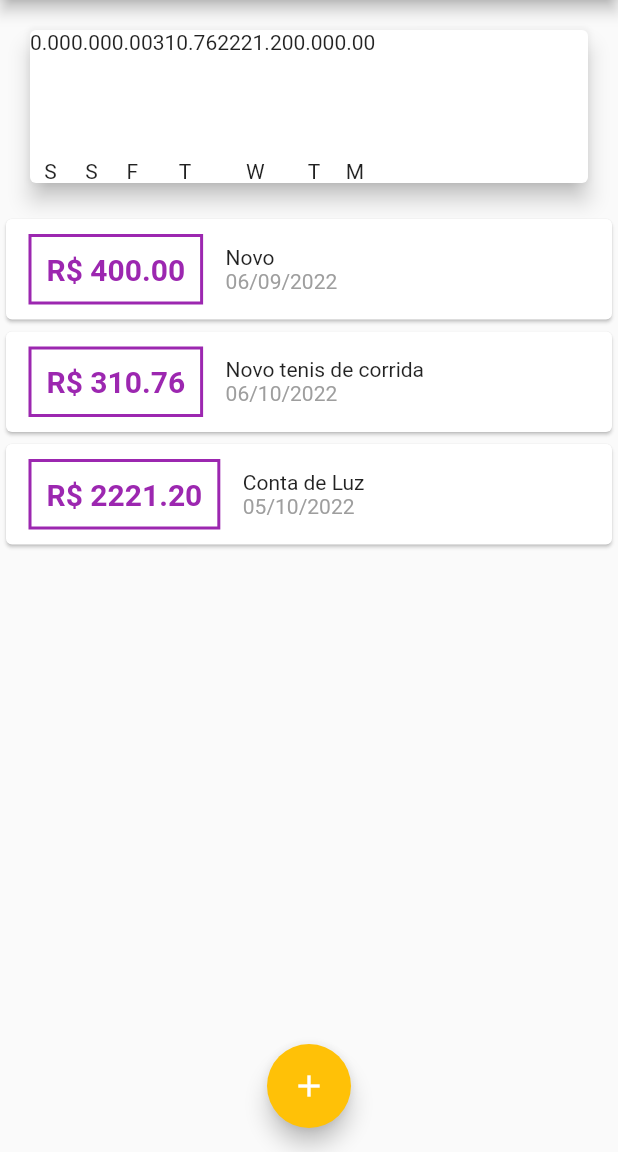
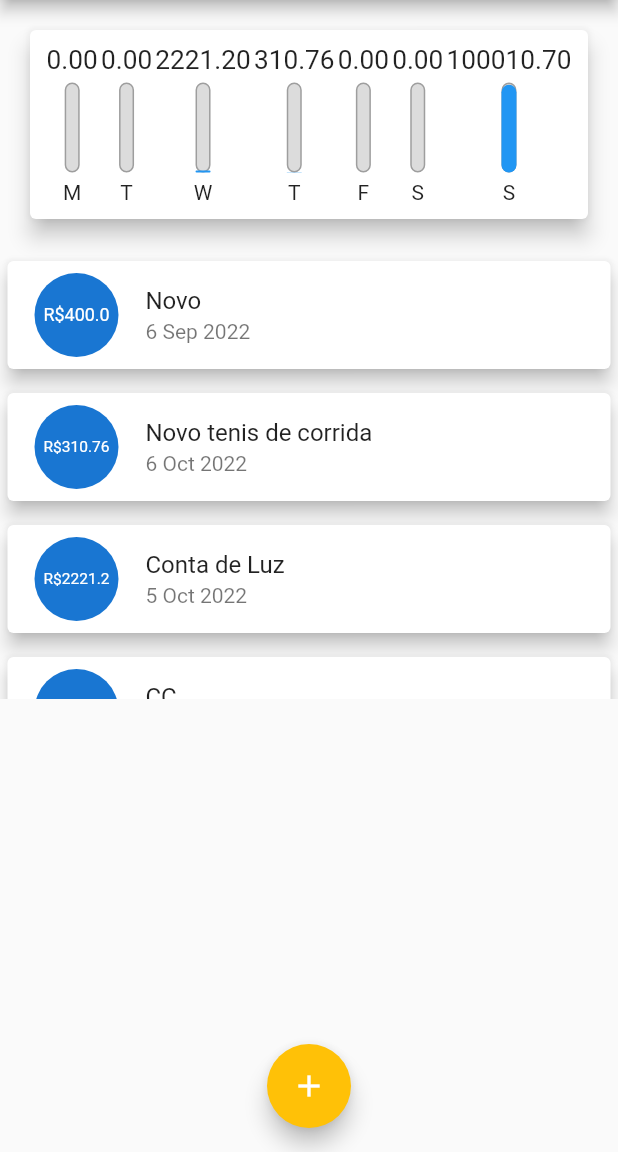
Before and after one commit to 0mvknx/expenes, a Flutter app: the screen it shows after launch, on a phone screen of 412 x 824 dp, the part 84-1236 px from its top. Run offline on Flutter 3.47's test engine with Material 2 defaults, Android fonts, the phone set to English and light mode, and no system bars.

Commit message:
implementando tela

```diff
--- a/lib/components/chart.dart
+++ b/lib/components/chart.dart
@@ -27,6 +27,12 @@ class Chart extends StatelessWidget {
         'day': DateFormat.E().format(weekDay)[0],
         'value': totalSum,
       };
+    }).reversed.toList();
+  }
+
+  double get _weekTotalValue {
+    return groupedTransaction.fold(0.0, (sum, tr) {
+      return sum + (tr['value'] as double);
     });
   }
 
@@ -35,13 +41,20 @@ class Chart extends StatelessWidget {
     return Card(
       elevation: 6,
       margin: EdgeInsets.all(20),
+      child: Flexible(
+        fit: FlexFit.tight,
+        child: Padding(
+          padding: EdgeInsets.all(10),
           child: Row(
+            mainAxisAlignment: MainAxisAlignment.spaceAround,
             children: groupedTransaction.map((tr) {
               return ChartBar(
                   label: tr['day'].toString(),
                   value: double.parse(tr['value'].toString()),
-              percentage: 0);
+                  percentage: (tr['value'] as double) / _weekTotalValue);
             }).toList(),
+          ),
+        ),
       ),
     );
   }
--- a/lib/components/chart_bar.dart
+++ b/lib/components/chart_bar.dart
@@ -15,12 +15,36 @@ class ChartBar extends StatelessWidget {
   Widget build(BuildContext context) {
     return Column(
       children: [
-        Text(value.toStringAsFixed(2)),
+        Container(
+          height: 20,
+          child: FittedBox(
+            child: Text(value.toStringAsFixed(2)),
+          ),
+        ),
         SizedBox(height: 5),
         Container(
           height: 60,
           width: 10,
-          child: null,
+          child: Stack(alignment: Alignment.bottomCenter, children: [
+            Container(
+              decoration: BoxDecoration(
+                border: Border.all(
+                  color: Colors.grey,
+                  width: 1.0,
+                ),
+                color: Color.fromRGBO(220, 220, 220, 1),
+                borderRadius: BorderRadius.circular(5),
+              ),
+            ),
+            FractionallySizedBox(
+              heightFactor: percentage,
+              child: Container(
+                  decoration: BoxDecoration(
+                color: Theme.of(context).primaryColor,
+                borderRadius: BorderRadius.circular(5),
+              )),
+            )
+          ]),
         ),
         SizedBox(height: 5),
         Text(label)
--- a/lib/components/transaction_list.dart
+++ b/lib/components/transaction_list.dart
@@ -35,42 +35,26 @@ class TransactionList extends StatelessWidget {
               itemBuilder: (ctx, index) {
                 final tr = transactions[index];
                 return Card(
-                  child: Row(
-                    children: [
-                      Container(
-                        margin: const EdgeInsets.symmetric(
-                          horizontal: 15,
-                          vertical: 10,
-                        ),
-                        decoration: BoxDecoration(
-                          border: Border.all(
-                            color: Theme.of(context).colorScheme.primary,
-                            width: 2,
-                          ),
-                        ),
-                        padding: EdgeInsets.all(10),
-                        child: Text(
-                          'R\$ ${tr.value.toStringAsFixed(2)}',
-                          style: TextStyle(
-                            fontWeight: FontWeight.bold,
-                            fontSize: 20,
-                            color: Theme.of(context).colorScheme.primary,
-                          ),
+                  elevation: 5,
+                  margin:
+                      const EdgeInsets.symmetric(vertical: 8, horizontal: 5),
+                  child: ListTile(
+                    leading: CircleAvatar(
+                      radius: 30,
+                      child: Padding(
+                        padding: const EdgeInsets.all(8),
+                        child: FittedBox(
+                          child: Text('R\$${tr.value}'),
                         ),
                       ),
-                      Column(
-                        crossAxisAlignment: CrossAxisAlignment.start,
-                        children: [
-                          Text(
-                            tr.title.toString(),
-                          ),
-                          Text(
-                            DateFormat('dd/MM/yyyy').format(tr.date),
-                            style: TextStyle(color: Colors.grey),
-                          ),
-                        ],
-                      )
-                    ],
+                    ),
+                    title: Text(
+                      tr.title,
+                      style: Theme.of(context).textTheme.titleMedium,
+                    ),
+                    subtitle: Text(
+                      DateFormat('d MMM y').format(tr.date),
+                    ),
                   ),
                 );
               },
--- a/lib/main.dart
+++ b/lib/main.dart
@@ -64,6 +64,18 @@ class _MyHomePageState extends State<MyHomePage> {
       value: 2221.20,
       date: DateTime.now().subtract(Duration(days: 4)),
     ),
+    Transaction(
+      id: 't3',
+      title: 'CC',
+      value: 100000.20,
+      date: DateTime.now(),
+    ),
+    Transaction(
+      id: 't4',
+      title: 'Salgadin',
+      value: 10.50,
+      date: DateTime.now(),
+    ),
   ];
   List<Transaction> get _recentTransaction {
     return _transaction.where((tr) {
```
Lines whose indentation alone changed are shown as unchanged.
